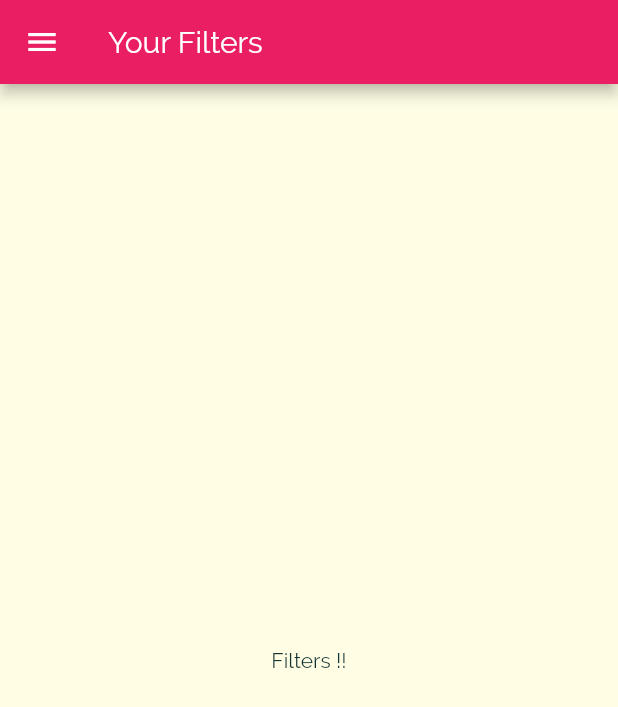
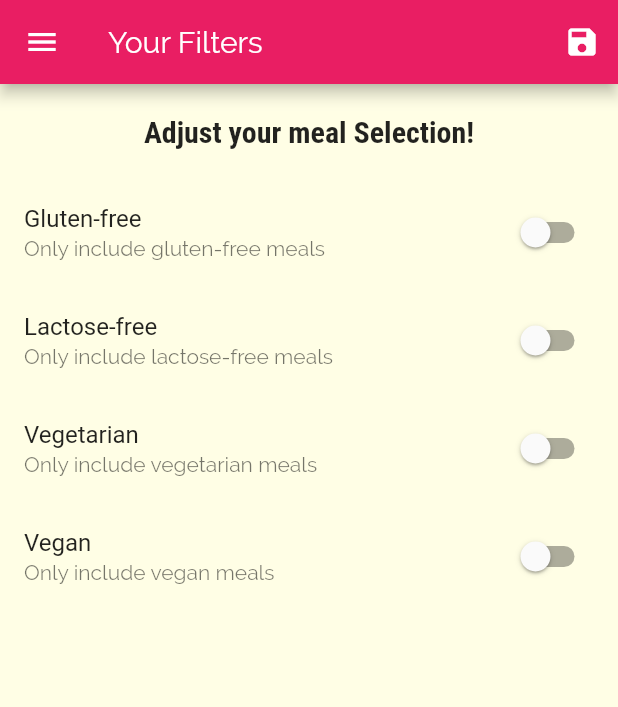
Before and after one commit to RahulRimal/fav_meals, a Flutter app: the FiltersScreen screen opened by its route, on a phone screen of 412 x 824 dp. Shown: the top 707 px of the screen. Run offline on Flutter 3.47's test engine with Material 2 defaults, Android fonts, the phone set to English and light mode, and no system bars.

Commit message:
Meals App Completed

```diff
--- a/lib/main.dart
+++ b/lib/main.dart
@@ -1,14 +1,45 @@
 import 'package:flutter/material.dart';
+import 'package:meals_app/160%20dummy_data.dart';
 import 'package:meals_app/screens/categories_screen.dart';
 import 'package:meals_app/screens/category_meals_screen.dart';
 import 'package:meals_app/screens/filters_screen.dart';
 import 'package:meals_app/screens/meal_detail_screen.dart';
 import 'package:meals_app/screens/tabs_screen.dart';
 
+import 'models/meal.dart';
+
 void main() => runApp(MyApp());
 
-class MyApp extends StatelessWidget {
+class MyApp extends StatefulWidget {
   const MyApp({Key? key}) : super(key: key);
+
+  @override
+  _MyAppState createState() => _MyAppState();
+}
+
+class _MyAppState extends State<MyApp> {
+  Map<String, bool> _filters = {
+    'gluten': false,
+    'lactose': false,
+    'vegan': false,
+    'vegetarian': false,
+  };
+
+  List<Meal> _availableMeals = DUMMY_MEALS;
+
+  void _setFilters(Map<String, bool> filterData) {
+    setState(() {
+      _filters = filterData;
+
+      _availableMeals = DUMMY_MEALS.where((meal) {
+        if (_filters['gluten']! && !meal.isGlutenFree) return false;
+        if (_filters['lactose']! && !meal.isLactoseFree) return false;
+        if (_filters['vegan']! && !meal.isVegan) return false;
+        if (_filters['vegetarian']! && !meal.isVegetarian) return false;
+        return true;
+      }).toList();
+    });
+  }
 
   @override
   Widget build(BuildContext context) {
@@ -32,9 +63,10 @@ class MyApp extends StatelessWidget {
       routes: {
         // '/': (ctx) => CategoriesScreen(),
         '/': (ctx) => TabsScreen(),
-        CategoryMealsScreen.routeName: (ctx) => CategoryMealsScreen(),
+        CategoryMealsScreen.routeName: (ctx) =>
+            CategoryMealsScreen(_availableMeals),
         MealDetailScreen.routeName: (ctx) => MealDetailScreen(),
-        FiltersScreen.routeName: (ctx) => FiltersScreen(),
+        FiltersScreen.routeName: (ctx) => FiltersScreen(_filters, _setFilters),
       },
 
       // onGenerateRoute: (settings) {
--- a/lib/screens/category_meals_screen.dart
+++ b/lib/screens/category_meals_screen.dart
@@ -1,10 +1,15 @@
 import 'package:flutter/material.dart';
 
 import 'package:meals_app/160%20dummy_data.dart';
+import 'package:meals_app/models/meal.dart';
 import 'package:meals_app/widgets/meal_item.dart';
 
 class CategoryMealsScreen extends StatelessWidget {
   static const routeName = '/category-meals';
+
+  final List<Meal> availableMeals;
+
+  CategoryMealsScreen(this.availableMeals);
 
   @override
   Widget build(BuildContext context) {
@@ -13,7 +18,7 @@ class CategoryMealsScreen extends StatelessWidget {
     final categoryTitle = routeArgs['title'];
     final categoryId = routeArgs['id'];
 
-    final categoryMeals = DUMMY_MEALS.where((meal) {
+    final categoryMeals = availableMeals.where((meal) {
       return meal.categories.contains(categoryId);
     }).toList();
 
--- a/lib/screens/filters_screen.dart
+++ b/lib/screens/filters_screen.dart
@@ -1,18 +1,120 @@
 import 'package:flutter/material.dart';
 import 'package:meals_app/widgets/main_drawer.dart';
 
-class FiltersScreen extends StatelessWidget {
+class FiltersScreen extends StatefulWidget {
   static const routeName = '/filters';
+
+  final Map<String, bool> currentFilters;
+  final Function saveFilters;
+
+  FiltersScreen(this.currentFilters, this.saveFilters);
+
+  @override
+  _FiltersScreenState createState() => _FiltersScreenState();
+}
+
+class _FiltersScreenState extends State<FiltersScreen> {
+  var _glutenFree = false;
+  var _vegetarian = false;
+  var _vegan = false;
+  var _lactoseFree = false;
+
+  @override
+  void initState() {
+    _glutenFree = widget.currentFilters['gluten'] as bool;
+    _lactoseFree = widget.currentFilters['lactose'] as bool;
+    _vegetarian = widget.currentFilters['vegetarian'] as bool;
+    _vegan = widget.currentFilters['vegan'] as bool;
+    super.initState();
+  }
+
+  Widget _buildSwitchListTile(
+      String title, String description, bool currentVAlue, String updateBool) {
+    return SwitchListTile(
+      title: Text(title),
+      value: currentVAlue,
+      subtitle: Text(description),
+      onChanged: (newValue) {
+        setState(() {
+          switch (updateBool) {
+            case '_glutenFree':
+              _glutenFree = newValue;
+              break;
+            case '_lactoseFree':
+              _lactoseFree = newValue;
+              break;
+            case '_vegetarian':
+              _vegetarian = newValue;
+              break;
+            case '_vegan':
+              _vegan = newValue;
+              break;
+          }
+        });
+      },
+    );
+  }
 
   @override
   Widget build(BuildContext context) {
     return Scaffold(
       appBar: AppBar(
         title: Text('Your Filters'),
+        actions: [
+          IconButton(
+            onPressed: () {
+              final selectedFilters = {
+                'gluten': _glutenFree,
+                'lactose': _lactoseFree,
+                'vegan': _vegan,
+                'vegetarian': _vegetarian,
+              };
+              widget.saveFilters;
+            },
+            icon: Icon(Icons.save),
+          ),
+        ],
       ),
       drawer: MainDrawer(),
-      body: Center(
-        child: Text('Filters !!'),
+      body: Column(
+        children: [
+          Container(
+            padding: EdgeInsets.all(20),
+            child: Text(
+              'Adjust your meal Selection!',
+              style: Theme.of(context).textTheme.title,
+            ),
+          ),
+          Expanded(
+            child: ListView(
+              children: [
+                _buildSwitchListTile(
+                  'Gluten-free',
+                  'Only include gluten-free meals',
+                  _glutenFree,
+                  '_glutenFree',
+                ),
+                _buildSwitchListTile(
+                    'Lactose-free',
+                    'Only include lactose-free meals',
+                    _lactoseFree,
+                    '_lactoseFree'),
+                _buildSwitchListTile(
+                  'Vegetarian',
+                  'Only include vegetarian meals',
+                  _vegetarian,
+                  '_vegetarian',
+                ),
+                _buildSwitchListTile(
+                  'Vegan',
+                  'Only include vegan meals',
+                  _vegan,
+                  '_vegan',
+                ),
+              ],
+            ),
+          ),
+        ],
       ),
     );
   }
```
